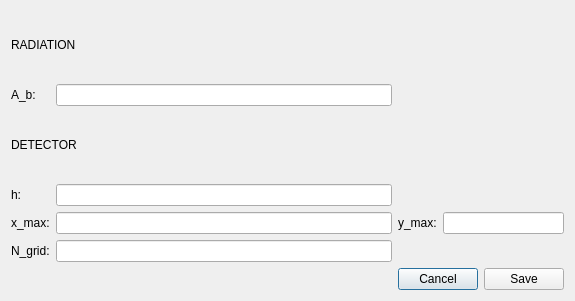
Old version of the form qt_designer/app/dialog_parameters.ui in the repository urhtrinko/DroneRadioactivity_student_job.
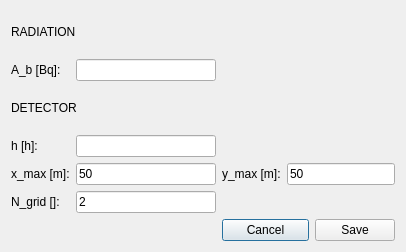
New version of the form.

```diff
--- a/qt_designer/app/dialog_parameters.ui
+++ b/qt_designer/app/dialog_parameters.ui
@@ -6,8 +6,8 @@
    <rect>
     <x>0</x>
     <y>0</y>
-    <width>575</width>
-    <height>301</height>
+    <width>406</width>
+    <height>252</height>
    </rect>
   </property>
   <property name="windowTitle">
@@ -24,7 +24,7 @@
    <item row="1" column="0">
     <widget class="QLabel" name="label_Ab">
      <property name="text">
-      <string>A_b:</string>
+      <string>A_b [Bq]:</string>
      </property>
     </widget>
    </item>
@@ -41,7 +41,7 @@
    <item row="3" column="0">
     <widget class="QLabel" name="label_h">
      <property name="text">
-      <string>h:</string>
+      <string>h [h]:</string>
      </property>
     </widget>
    </item>
@@ -51,32 +51,44 @@
    <item row="4" column="0">
     <widget class="QLabel" name="label_xmax">
      <property name="text">
-      <string>x_max:</string>
+      <string>x_max [m]:</string>
      </property>
     </widget>
    </item>
    <item row="4" column="1">
-    <widget class="QLineEdit" name="lineEdit_xmax"/>
+    <widget class="QLineEdit" name="lineEdit_xmax">
+     <property name="text">
+      <string>50</string>
+     </property>
+    </widget>
    </item>
    <item row="4" column="2">
     <widget class="QLabel" name="label_ymax">
      <property name="text">
-      <string>y_max:</string>
+      <string>y_max [m]:</string>
      </property>
     </widget>
    </item>
    <item row="4" column="3" colspan="2">
-    <widget class="QLineEdit" name="lineEdit_ymax"/>
+    <widget class="QLineEdit" name="lineEdit_ymax">
+     <property name="text">
+      <string>50</string>
+     </property>
+    </widget>
    </item>
    <item row="5" column="0">
     <widget class="QLabel" name="label_Ngrid">
      <property name="text">
-      <string>N_grid:</string>
+      <string>N_grid []:</string>
      </property>
     </widget>
    </item>
    <item row="5" column="1">
-    <widget class="QLineEdit" name="lineEdit_Ngrid"/>
+    <widget class="QLineEdit" name="lineEdit_Ngrid">
+     <property name="text">
+      <string>2</string>
+     </property>
+    </widget>
    </item>
    <item row="6" column="2" colspan="2">
     <widget class="QPushButton" name="btn_Cancel">
```
